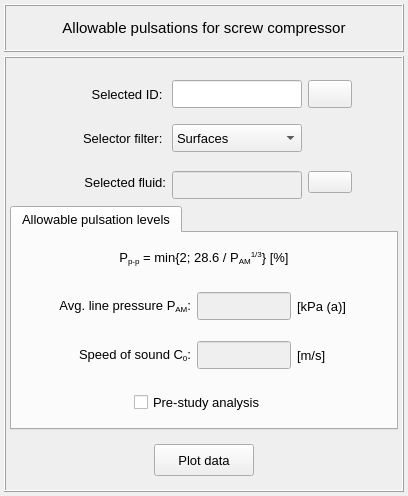
MOPT-UFSC/VIBRA, file vibra/interface/data/ui_files/plots/acoustic/allowable_pulsations_for_screw_compressor_inputs.ui: the form before one commit.
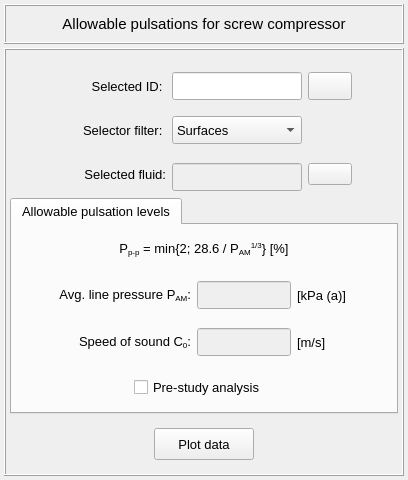
The form after the commit. Icons and pictures are not drawn.

```diff
--- a/vibra/interface/data/ui_files/plots/acoustic/allowable_pulsations_for_screw_compressor_inputs.ui
+++ b/vibra/interface/data/ui_files/plots/acoustic/allowable_pulsations_for_screw_compressor_inputs.ui
@@ -7,9 +7,21 @@
     <x>0</x>
     <y>0</y>
     <width>408</width>
-    <height>496</height>
+    <height>480</height>
    </rect>
   </property>
+  <property name="minimumSize">
+   <size>
+    <width>0</width>
+    <height>480</height>
+   </size>
+  </property>
+  <property name="maximumSize">
+   <size>
+    <width>16777215</width>
+    <height>480</height>
+   </size>
+  </property>
   <property name="windowTitle">
    <string>Form</string>
   </property>
@@ -34,13 +46,13 @@
      <property name="minimumSize">
       <size>
        <width>0</width>
-       <height>48</height>
+       <height>40</height>
       </size>
      </property>
      <property name="maximumSize">
       <size>
        <width>520</width>
-       <height>48</height>
+       <height>40</height>
       </size>
      </property>
      <property name="frameShape">
@@ -86,7 +98,6 @@
          <font>
           <family>MS Shell Dlg 2</family>
           <pointsize>11</pointsize>
-          <weight>50</weight>
           <italic>false</italic>
           <bold>false</bold>
          </font>
@@ -356,7 +367,6 @@
             <font>
              <family>MS Shell Dlg 2</family>
              <pointsize>10</pointsize>
-             <weight>50</weight>
              <italic>false</italic>
              <bold>false</bold>
             </font>
@@ -430,7 +440,6 @@
             <font>
              <family>MS Shell Dlg 2</family>
              <pointsize>11</pointsize>
-             <weight>75</weight>
              <italic>false</italic>
              <bold>true</bold>
             </font>
```
Left out of the diff: 102 changed lines with no effect on the pictures.
